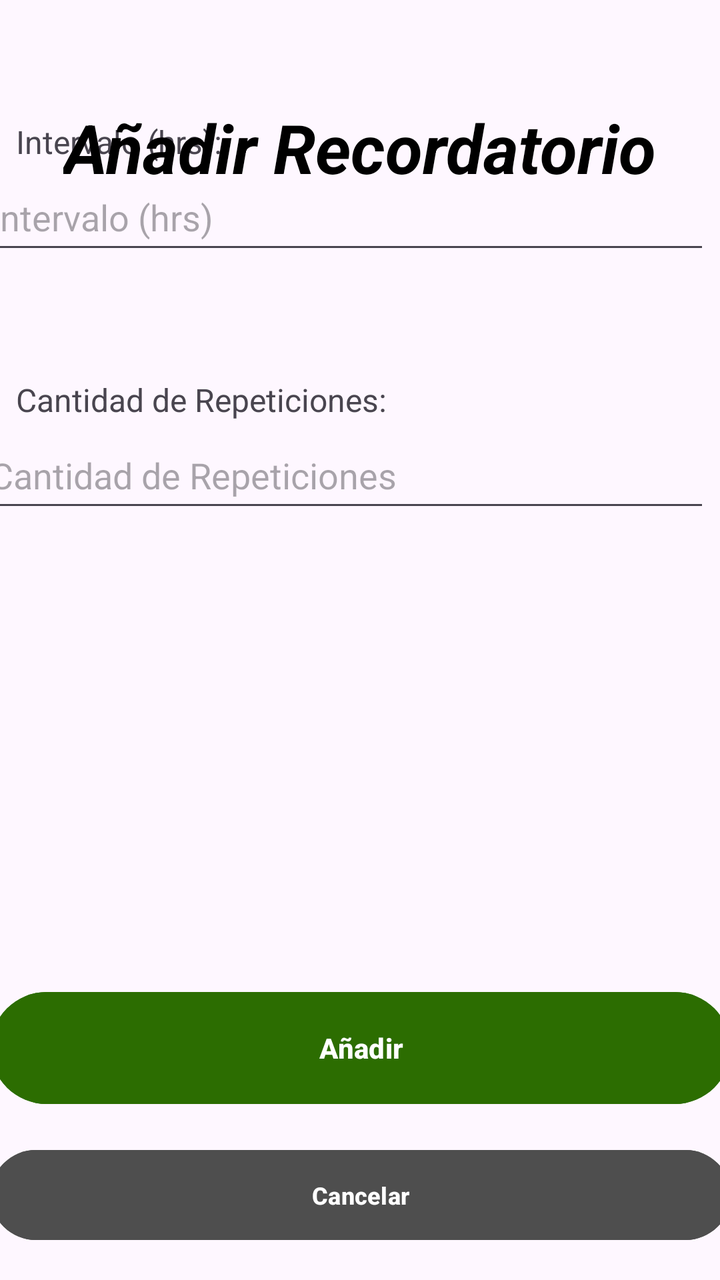
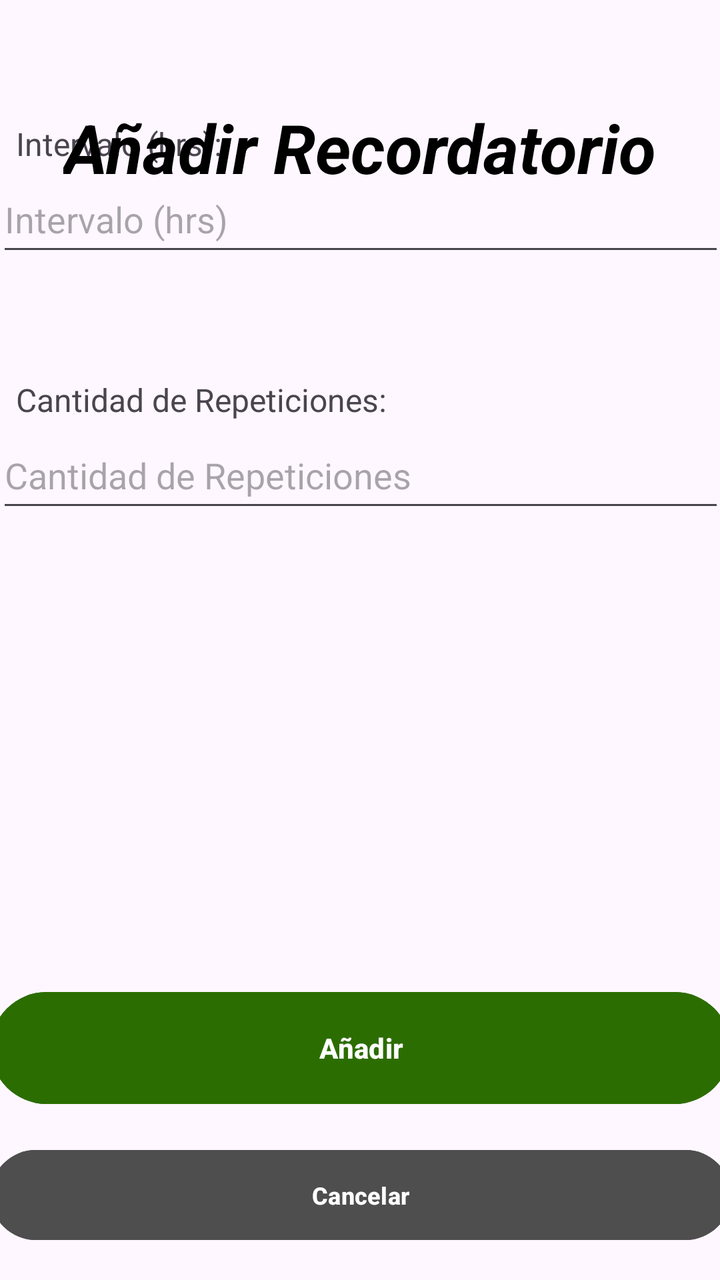

An Android layout rendered at two revisions. The XML below is the earlier revision; the diff shows what the commit changed to produce the second picture.
<!-- AndroidManifest.xml: application theme Theme.MobilesVC -->
<!-- res/layout/recordatorio_crear_view.xml -->
<?xml version="1.0" encoding="utf-8"?>
<androidx.constraintlayout.widget.ConstraintLayout xmlns:android="http://schemas.android.com/apk/res/android"
    xmlns:app="http://schemas.android.com/apk/res-auto"
    xmlns:tools="http://schemas.android.com/tools"
    android:layout_width="match_parent"
    android:layout_height="match_parent">

    <TextView
        android:id="@+id/textView51"
        android:layout_width="200dp"
        android:layout_height="22dp"
        android:text="Cantidad de Repeticiones:"
        android:textSize="16sp"
        app:layout_constraintBottom_toTopOf="@+id/vCantidadCrear"
        app:layout_constraintEnd_toEndOf="parent"
        app:layout_constraintHorizontal_bias="0.051"
        app:layout_constraintStart_toStartOf="parent" />

    <TextView
        android:id="@+id/textView50"
        android:layout_width="200dp"
        android:layout_height="22dp"
        android:text="Intervalo (hrs):"
        android:textSize="16sp"
        app:layout_constraintBottom_toTopOf="@+id/vIntervaloCrear"
        app:layout_constraintEnd_toEndOf="parent"
        app:layout_constraintHorizontal_bias="0.051"
        app:layout_constraintStart_toStartOf="parent" />

    <com.google.android.material.textfield.TextInputEditText
        android:id="@+id/vIntervaloCrear"
        android:layout_width="364dp"
        android:layout_height="50dp"
        android:layout_marginStart="16dp"
        android:layout_marginEnd="31dp"
        android:layout_marginBottom="79dp"
        android:hint="Intervalo (hrs)"
        app:layout_constraintBottom_toTopOf="@+id/vCantidadCrear"
        app:layout_constraintEnd_toEndOf="parent"
        app:layout_constraintStart_toStartOf="parent" />

    <com.google.android.material.textfield.TextInputEditText
        android:id="@+id/vCantidadCrear"
        android:layout_width="364dp"
        android:layout_height="50dp"
        android:layout_marginStart="16dp"
        android:layout_marginEnd="31dp"
        android:layout_marginBottom="231dp"
        android:hint="Cantidad de Repeticiones"
        app:layout_constraintBottom_toTopOf="@+id/vCrearRecordatorio"
        app:layout_constraintEnd_toEndOf="parent"
        app:layout_constraintStart_toStartOf="parent" />

    <Button
        android:id="@+id/vVolverCrearRecordatorio"
        android:layout_width="370dp"
        android:layout_height="53dp"
        android:layout_marginHorizontal="24dp"
        android:layout_marginBottom="16dp"
        android:backgroundTint="#4E4E4E"
        android:paddingVertical="10dp"
        android:text="Cancelar"
        android:textSize="12sp"
        android:textStyle="bold"
        android:visibility="visible"
        app:layout_constraintBottom_toBottomOf="parent"
        app:layout_constraintEnd_toEndOf="parent"
        app:layout_constraintHorizontal_bias="0.5"
        app:layout_constraintStart_toStartOf="parent" />

    <Button
        android:id="@+id/vCrearRecordatorio"
        android:layout_width="370dp"
        android:layout_height="64dp"
        android:layout_marginBottom="84dp"
        android:backgroundTint="#2C6D01"
        android:paddingVertical="14dp"
        android:text="Añadir"
        android:textStyle="bold"
        app:layout_constraintBottom_toBottomOf="parent"
        app:layout_constraintEnd_toEndOf="parent"
        app:layout_constraintHorizontal_bias="0.5"
        app:layout_constraintStart_toStartOf="parent" />

    <TextView
        android:id="@+id/textView9"
        android:layout_width="wrap_content"
        android:layout_height="wrap_content"
        android:layout_marginStart="92dp"
        android:layout_marginTop="51dp"
        android:layout_marginEnd="92dp"
        android:fontFamily="sans-serif"
        android:text="Añadir Recordatorio"
        android:textColor="#000000"
        android:textSize="34sp"
        android:textStyle="bold|italic"
        app:layout_constraintEnd_toEndOf="parent"
        app:layout_constraintStart_toStartOf="parent"
        app:layout_constraintTop_toTopOf="parent"
        tools:textSize="26sp" />
</androidx.constraintlayout.widget.ConstraintLayout>
<!-- resources referenced by this layout -->
<resources>
  <style name="Theme.MobilesVC" parent="Base.Theme.MobilesVC" />
  <style name="Base.Theme.MobilesVC" parent="Theme.Material3.DayNight.NoActionBar">
          
          
      </style>
</resources>

<!-- the commit's change to res/layout/recordatorio_crear_view.xml (unified diff, before → after) -->
@@ -28,23 +28,9 @@
         app:layout_constraintStart_toStartOf="parent" />
 
     <com.google.android.material.textfield.TextInputEditText
-        android:id="@+id/vIntervaloCrear"
-        android:layout_width="364dp"
-        android:layout_height="50dp"
-        android:layout_marginStart="16dp"
-        android:layout_marginEnd="31dp"
-        android:layout_marginBottom="79dp"
-        android:hint="Intervalo (hrs)"
-        app:layout_constraintBottom_toTopOf="@+id/vCantidadCrear"
-        app:layout_constraintEnd_toEndOf="parent"
-        app:layout_constraintStart_toStartOf="parent" />
-
-    <com.google.android.material.textfield.TextInputEditText
         android:id="@+id/vCantidadCrear"
         android:layout_width="364dp"
         android:layout_height="50dp"
-        android:layout_marginStart="16dp"
-        android:layout_marginEnd="31dp"
         android:layout_marginBottom="231dp"
         android:hint="Cantidad de Repeticiones"
         app:layout_constraintBottom_toTopOf="@+id/vCrearRecordatorio"
@@ -98,4 +84,17 @@
         app:layout_constraintStart_toStartOf="parent"
         app:layout_constraintTop_toTopOf="parent"
         tools:textSize="26sp" />
+
+    <EditText
+        android:id="@+id/vIntervaloCrear"
+        android:layout_width="364sp"
+        android:layout_height="50sp"
+        android:layout_marginBottom="78dp"
+        android:ems="10"
+        android:hint="Intervalo (hrs)"
+        android:inputType="time"
+        app:layout_constraintBottom_toTopOf="@+id/vCantidadCrear"
+        app:layout_constraintEnd_toEndOf="parent"
+        app:layout_constraintStart_toStartOf="parent" />
+
 </androidx.constraintlayout.widget.ConstraintLayout>
